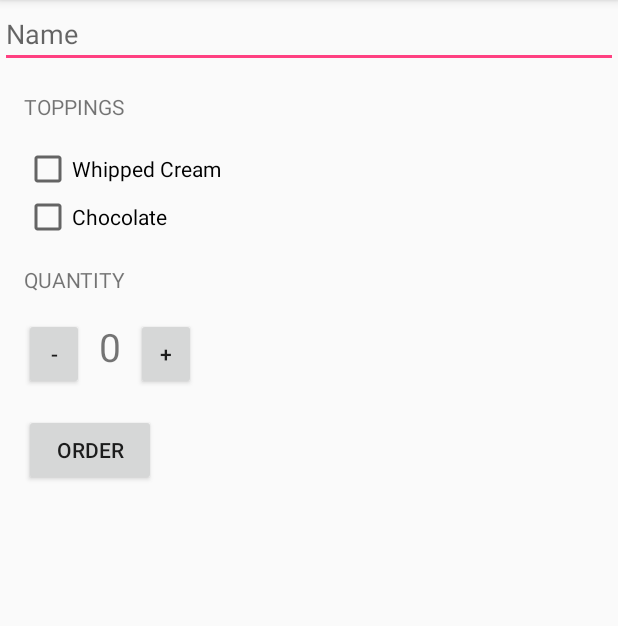
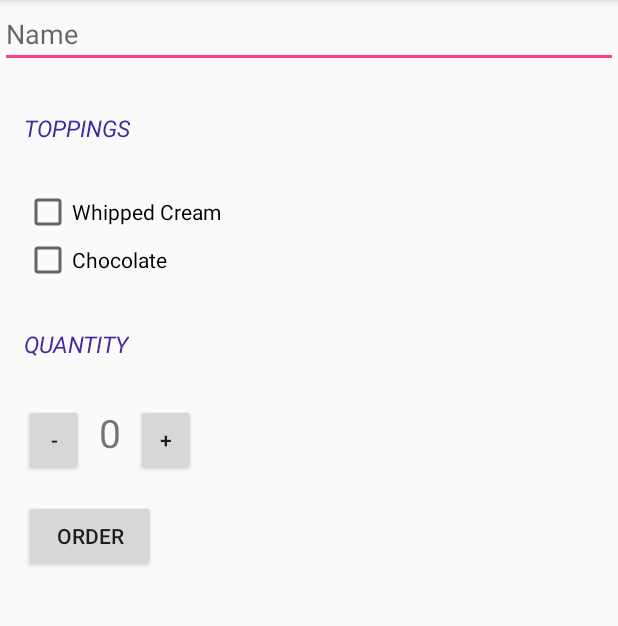
Before and after one commit to vishaln04/Udacity, an Android app: the screen it shows after launch (MainActivity), after a tap on "ORDER", on a phone screen of 412 x 824 dp, the part 84-710 px from its top. Run offline under Robolectric (Android 15) with nearby library versions, the light colour scheme and no system bars.

Commit message:
Adding styles

```diff
--- a/Justjava/app/src/main/java/com/example/vishalnagarale/justjava/MainActivity.java
+++ b/Justjava/app/src/main/java/com/example/vishalnagarale/justjava/MainActivity.java
@@ -2,7 +2,6 @@ package com.example.vishalnagarale.justjava;
 
 import android.content.Context;
 import android.content.Intent;
-import android.icu.text.NumberFormat;
 import android.support.v7.app.AppCompatActivity;
 import android.os.Bundle;
 import android.view.View;
@@ -29,7 +28,7 @@ public class MainActivity extends AppCompatActivity {
        CheckBox checkBox_chocolate = (CheckBox) findViewById(R.id.checkbox_chocolate);
         EditText name = (EditText) findViewById(R.id.user_name);
         String u_name = name.getText().toString();
-        u_name = "JustJava order for " + u_name;
+        u_name = getResources().getString(R.string.just_order) + u_name;
         String message = createOrderSummary(Quantity,u_name,checkBox_whipped_cream.isChecked(), checkBox_chocolate.isChecked());
 
         Intent i = new Intent(Intent.ACTION_SEND);
@@ -38,9 +37,9 @@ public class MainActivity extends AppCompatActivity {
         i.putExtra(Intent.EXTRA_SUBJECT, u_name);
         i.putExtra(Intent.EXTRA_TEXT   , message);
         try {
-            startActivity(Intent.createChooser(i, "Send mail..."));
+            startActivity(Intent.createChooser(i, getResources().getString(R.string.sendmail)));
         } catch (android.content.ActivityNotFoundException ex) {
-            Toast.makeText(MainActivity.this, "There are no email clients installed.", Toast.LENGTH_SHORT).show();
+            Toast.makeText(MainActivity.this, getResources().getString(R.string.noclients), Toast.LENGTH_SHORT).show();
         }
 
 //
@@ -62,7 +61,7 @@ public class MainActivity extends AppCompatActivity {
         Context context = getApplicationContext();
         TextView quantityTextView = (TextView) findViewById(R.id.value);
         if (Quantity == 0)
-            Toast.makeText(context, "Cannot decremented", Toast.LENGTH_SHORT).show();
+            Toast.makeText(context, getResources().getString(R.string.toast), Toast.LENGTH_SHORT).show();
         else
             Quantity -= 1;
         quantityTextView.setText("" + Quantity);
@@ -71,14 +70,14 @@ public class MainActivity extends AppCompatActivity {
     // Creates an order summary
     private String createOrderSummary(int number, String name, boolean checkbox, boolean checkbox_choco){
         String message;
-        if (checkbox == false && checkbox_choco == false)
-            message = "Name : " + name + "\nQuantity : "+ number + "\nTotal : " + number*5 + "\nThank You!";
-        else if (checkbox == true && checkbox_choco == false)
-            message = "Name : " + name + "\nwith Whipped Cream \nQuantity : "+ number + "\nTotal : " + number*6 + "\nThank You!";
-        else if (checkbox == false && checkbox_choco == true)
-            message = "Name : " + name + "\nwith Chocolate \nQuantity : "+ number + "\nTotal : " + number*7 + "\nThank You!";
+        if (!checkbox && !checkbox_choco)
+            message = getResources().getString(R.string.username) + " : " + name + "\n" + getResources().getString(R.string.quantity) + " : "+ number + "\n"+ getResources().getString(R.string.total) + " : " + number*5 + "\n" + getResources().getString(R.string.tq);
+        else if (checkbox && !checkbox_choco)
+            message = getResources().getString(R.string.username) + " : " + name + "\n" + getResources().getString(R.string.with) + getResources().getString(R.string.whi_cream) + "\n" + getResources().getString(R.string.quantity) + " : "+ number + "\n"+ getResources().getString(R.string.total) + " : " + number*6 + "\n" + getResources().getString(R.string.tq);
+        else if (!checkbox && checkbox_choco)
+            message = getResources().getString(R.string.username) + " : " + name + "\n" + getResources().getString(R.string.with) + getResources().getString(R.string.chocolate) + "\n" + getResources().getString(R.string.quantity) + " : "+ number + "\n"+ getResources().getString(R.string.total) + " : " + number*7 + "\n" + getResources().getString(R.string.tq);
         else
-            message = "Name : " + name + "\nwith Whipped Cream and Chocolate \nQuantity : "+ number + "\nTotal : " + number*8 + "\nThank You!";
+            message = getResources().getString(R.string.username) + " : " + name + "\n" + getResources().getString(R.string.with) + getResources().getString(R.string.whi_cream) + "&" + getResources().getString(R.string.chocolate) + "\n" + getResources().getString(R.string.quantity) + " : "+ number + "\n"+ getResources().getString(R.string.total) + " : " + number*8 + "\n" + getResources().getString(R.string.tq);
         return message;
     }
 
--- a/Justjava/app/src/main/res/layout/activity_main.xml
+++ b/Justjava/app/src/main/res/layout/activity_main.xml
@@ -6,7 +6,7 @@
 <LinearLayout
     android:id="@+id/activity_main"
     android:layout_width="match_parent"
-    android:layout_height="match_parent"
+    android:layout_height="wrap_content"
     android:orientation="vertical"
     tools:context="com.example.vishalnagarale.justjava.MainActivity">
 
@@ -14,37 +14,35 @@
         android:id="@+id/user_name"
         android:layout_width="match_parent"
         android:layout_height="wrap_content"
-        android:hint="Name"
+        android:hint="@string/username"
         android:inputType="textMultiLine"/>
 
     <TextView
         android:id="@+id/toppings"
-        android:layout_width="wrap_content"
-        android:layout_height="wrap_content"
         android:layout_margin="16dp"
-        android:text="TOPPINGS"/>
+        android:text="@string/toppings"
+        style="@style/CustomText"/>
 
         <CheckBox
             android:id="@+id/checkbox_whipped_cream"
             android:layout_width="wrap_content"
             android:layout_height="wrap_content"
             android:layout_marginLeft="16dp"
-            android:text="Whipped Cream"/>
+            android:text="@string/whi_cream"/>
 
     <CheckBox
         android:id="@+id/checkbox_chocolate"
         android:layout_width="wrap_content"
         android:layout_height="wrap_content"
         android:layout_marginLeft="16dp"
-        android:text="Chocolate"/>
+        android:text="@string/chocolate"/>
 
 
     <TextView
         android:id="@+id/quantity"
-        android:layout_width="wrap_content"
-        android:layout_height="wrap_content"
         android:layout_margin="16dp"
-        android:text="QUANTITY" />
+        android:text="@string/quantity"
+        style="@style/CustomText"/>
 
     <LinearLayout
         android:layout_width="wrap_content"
@@ -55,7 +53,7 @@
         <Button
             android:layout_width="40dp"
             android:layout_height="wrap_content"
-            android:text="-"
+            android:text="@string/minus"
             android:onClick="decrement"/>
 
         <TextView
@@ -64,13 +62,13 @@
             android:layout_height="wrap_content"
             android:layout_marginLeft="10dp"
             android:layout_marginRight="10dp"
-            android:text="0"
+            android:text="@string/zero"
             android:textSize="26sp" />
 
         <Button
             android:layout_width="40dp"
             android:layout_height="wrap_content"
-            android:text="+"
+            android:text="@string/plus"
             android:onClick="increment"/>
 
     </LinearLayout>
@@ -81,6 +79,6 @@
         android:layout_marginTop="16dp"
         android:layout_marginLeft="16dp"
         android:onClick="submitOrder"
-        android:text="ORDER" />
+        android:text="@string/order" />
 </LinearLayout>
 </ScrollView>
--- a/Justjava/app/src/main/res/values/strings.xml
+++ b/Justjava/app/src/main/res/values/strings.xml
@@ -1,3 +1,19 @@
 <resources>
     <string name="app_name">Just Java</string>
+    <string name="username">Name</string>
+    <string name="whi_cream">Whipped Cream </string>
+    <string name="chocolate">Chocolate </string>
+    <string name="quantity">Quantity</string>
+    <string name="zero">0</string>
+    <string name="minus">-</string>
+    <string name="plus">+</string>
+    <string name="order">Order</string>
+    <string name="toppings">Toppings</string>
+    <string name="just_order">JustJava Order for </string>
+    <string name="sendmail">Send mail...</string>
+    <string name="noclients">There are no email clients installed.</string>
+    <string name="toast">Cannot Decremented</string>
+    <string name="total">Total</string>
+    <string name="tq">Thank You!!!</string>
+    <string name="with">with </string>
 </resources>
--- a/Justjava/app/src/main/res/values/styles.xml
+++ b/Justjava/app/src/main/res/values/styles.xml
@@ -8,4 +8,14 @@
         <item name="colorAccent">@color/colorAccent</item>
     </style>
 
+    <style name="CustomText">
+        <item name="android:layout_width">wrap_content</item>
+        <item name="android:layout_height">48dp</item>
+        <item name="android:gravity">center_vertical</item>
+        <item name="android:textAllCaps">true</item>
+        <item name="android:textSize">15sp</item>
+        <item name="android:textColor">#4527A0</item>
+        <item name="android:textStyle">italic</item>
+    </style>
+
 </resources>
```
Also changed, not shown: 11 other files.
